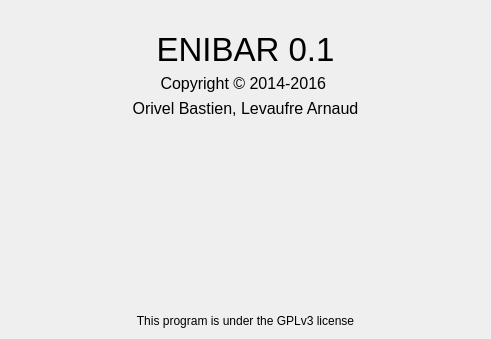
This is application/ui/about_window.ui in nils-van-zuijlen/Enibar as Qt 5 draws it before an edit. The edited form follows.
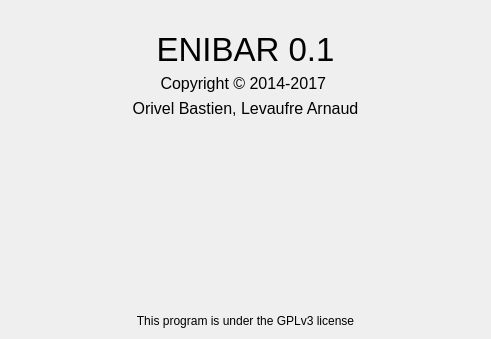
This is the edited form. Icons and pictures are not drawn.

Commit message: Update copyright year to 2014-2017

```diff
--- a/application/ui/about_window.ui
+++ b/application/ui/about_window.ui
@@ -24,7 +24,7 @@
         </font>
        </property>
        <property name="text">
-        <string>Copyright © 2014-2016 </string>
+        <string>Copyright © 2014-2017 </string>
        </property>
        <property name="alignment">
         <set>Qt::AlignCenter</set>
```
The commit also changes 88 other files.
